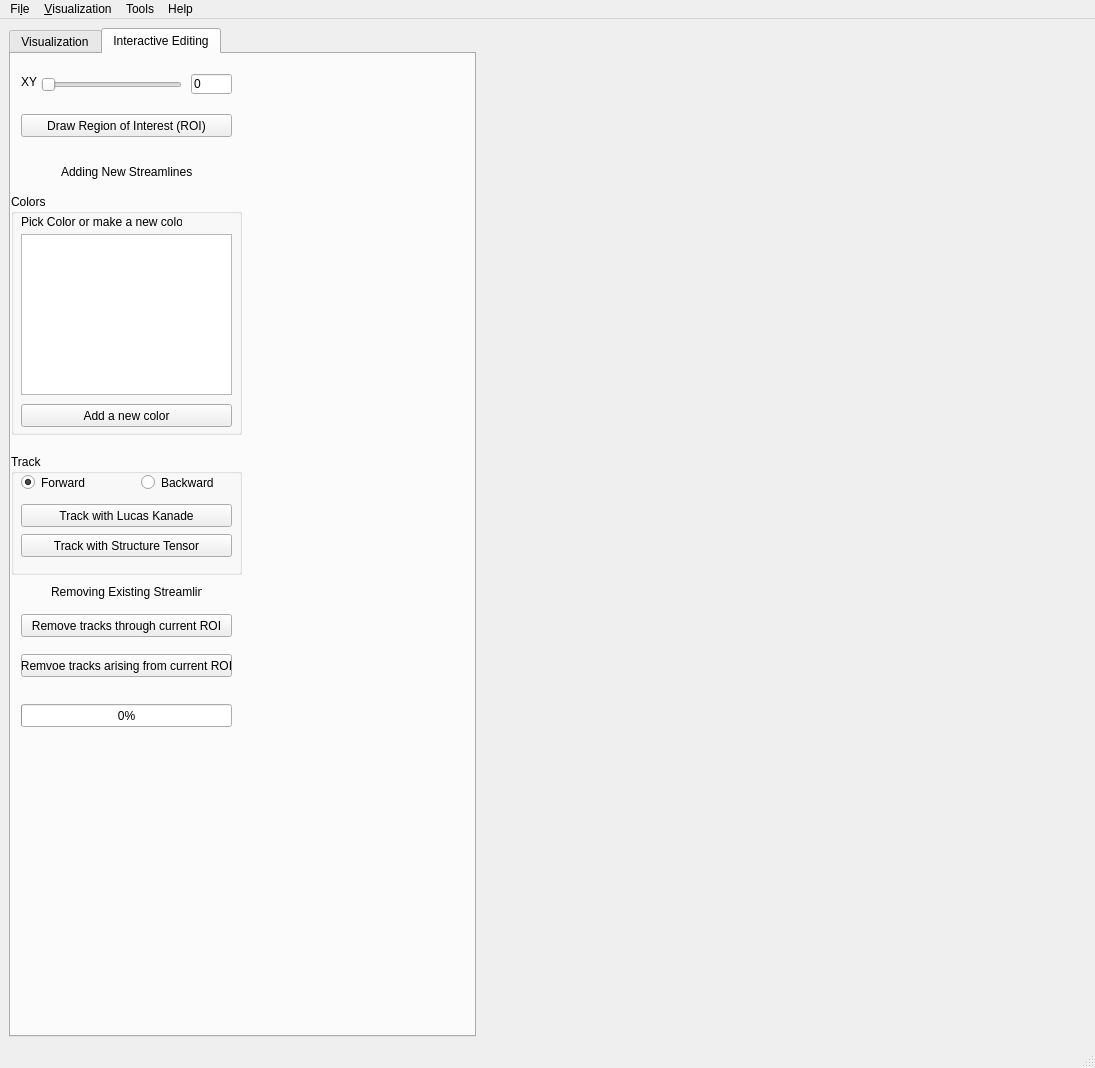
Old version of the form mainwindow.ui in the repository ckolluru/NerveTracker.
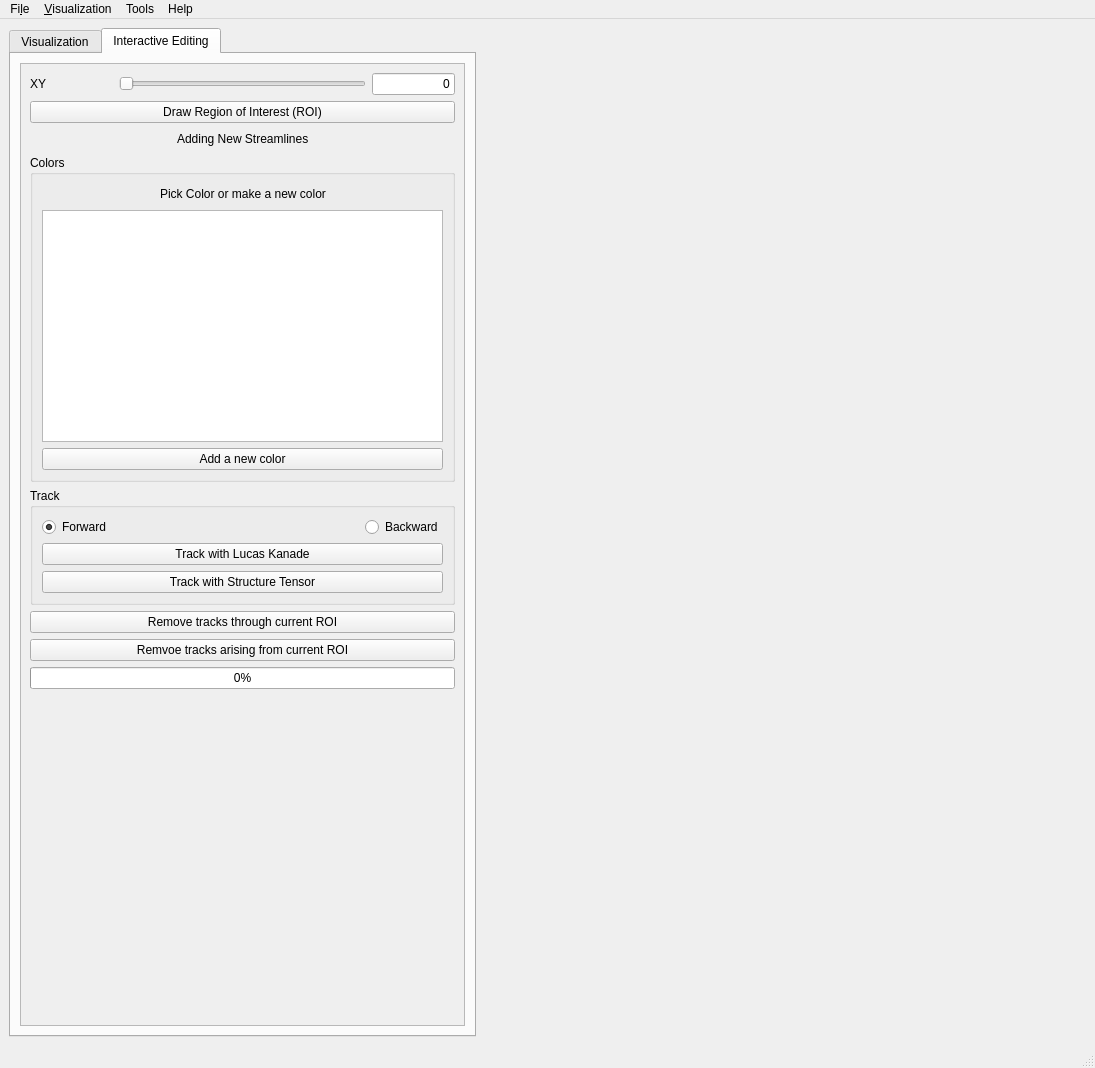
New version of the form. The open tabs and pages were chosen to show the change. Custom widgets are drawn as their Qt base class.

Commit message: More updates to the UI (interactive edit tab).

The edit to the form file:
```diff
--- a/mainwindow.ui
+++ b/mainwindow.ui
@@ -857,41 +857,33 @@
        <attribute name="title">
         <string>Interactive Editing</string>
        </attribute>
-       <widget class="QPushButton" name="drawROIButton">
+       <layout class="QVBoxLayout" name="verticalLayout_3">
+        <item>
+         <widget class="QScrollArea" name="scrollArea_2">
+          <property name="widgetResizable">
+           <bool>true</bool>
+          </property>
+          <widget class="QWidget" name="scrollAreaWidgetContents_2">
         <property name="geometry">
          <rect>
-          <x>10</x>
-          <y>60</y>
-          <width>211</width>
-          <height>23</height>
-         </rect>
-        </property>
-        <property name="text">
-         <string>Draw Region of Interest (ROI)</string>
-        </property>
-       </widget>
+             <x>0</x>
+             <y>0</y>
+             <width>431</width>
+             <height>963</height>
+            </rect>
+           </property>
+           <layout class="QVBoxLayout" name="verticalLayout_26">
+            <item>
+             <layout class="QHBoxLayout" name="horizontalLayout_7" stretch="1,3,1">
+              <item>
        <widget class="QLabel" name="xyLabel2">
-        <property name="geometry">
-         <rect>
-          <x>10</x>
-          <y>20</y>
-          <width>21</width>
-          <height>16</height>
-         </rect>
-        </property>
         <property name="text">
          <string>XY</string>
         </property>
        </widget>
+              </item>
+              <item>
        <widget class="QSlider" name="xySlider2">
-        <property name="geometry">
-         <rect>
-          <x>30</x>
-          <y>20</y>
-          <width>141</width>
-          <height>22</height>
-         </rect>
-        </property>
         <property name="pageStep">
          <number>1</number>
         </property>
@@ -899,204 +891,238 @@
          <enum>Qt::Horizontal</enum>
         </property>
        </widget>
+              </item>
+              <item>
        <widget class="QLineEdit" name="XYSliceEdit2">
-        <property name="geometry">
-         <rect>
-          <x>180</x>
-          <y>20</y>
-          <width>41</width>
-          <height>20</height>
-         </rect>
-        </property>
         <property name="text">
          <string>0</string>
         </property>
+                <property name="alignment">
+                 <set>Qt::AlignRight|Qt::AlignTrailing|Qt::AlignVCenter</set>
+                </property>
         <property name="readOnly">
          <bool>true</bool>
         </property>
        </widget>
+              </item>
+             </layout>
+            </item>
+            <item>
+             <layout class="QVBoxLayout" name="verticalLayout_5">
+              <item>
+               <widget class="QPushButton" name="drawROIButton">
+                <property name="text">
+                 <string>Draw Region of Interest (ROI)</string>
+                </property>
+               </widget>
+              </item>
+              <item>
+               <layout class="QHBoxLayout" name="horizontalLayout_20">
+                <item>
+                 <spacer name="horizontalSpacer_13">
+                  <property name="orientation">
+                   <enum>Qt::Horizontal</enum>
+                  </property>
+                  <property name="sizeHint" stdset="0">
+                   <size>
+                    <width>40</width>
+                    <height>20</height>
+                   </size>
+                  </property>
+                 </spacer>
+                </item>
+                <item>
        <widget class="QLabel" name="addTracksLabel">
-        <property name="geometry">
-         <rect>
-          <x>50</x>
-          <y>110</y>
-          <width>131</width>
-          <height>16</height>
-         </rect>
-        </property>
         <property name="text">
          <string>Adding New Streamlines</string>
         </property>
        </widget>
+                </item>
+                <item>
+                 <spacer name="horizontalSpacer_14">
+                  <property name="orientation">
+                   <enum>Qt::Horizontal</enum>
+                  </property>
+                  <property name="sizeHint" stdset="0">
+                   <size>
+                    <width>40</width>
+                    <height>20</height>
+                   </size>
+                  </property>
+                 </spacer>
+                </item>
+               </layout>
+              </item>
+             </layout>
+            </item>
+            <item>
        <widget class="QGroupBox" name="editingColorsBox">
-        <property name="geometry">
-         <rect>
-          <x>0</x>
-          <y>140</y>
-          <width>231</width>
-          <height>241</height>
-         </rect>
-        </property>
         <property name="title">
          <string>Colors</string>
         </property>
-        <widget class="QListWidget" name="pickColorsListWidget">
-         <property name="geometry">
-          <rect>
-           <x>10</x>
-           <y>40</y>
-           <width>211</width>
-           <height>161</height>
-          </rect>
-         </property>
-        </widget>
+              <layout class="QVBoxLayout" name="verticalLayout_25">
+               <item>
+                <layout class="QVBoxLayout" name="verticalLayout_23">
+                 <item>
+                  <layout class="QHBoxLayout" name="horizontalLayout_21">
+                   <item>
+                    <spacer name="horizontalSpacer_15">
+                     <property name="orientation">
+                      <enum>Qt::Horizontal</enum>
+                     </property>
+                     <property name="sizeHint" stdset="0">
+                      <size>
+                       <width>40</width>
+                       <height>20</height>
+                      </size>
+                     </property>
+                    </spacer>
+                   </item>
+                   <item>
         <widget class="QLabel" name="pickColorLabel">
-         <property name="geometry">
-          <rect>
-           <x>10</x>
-           <y>20</y>
-           <width>161</width>
-           <height>16</height>
-          </rect>
-         </property>
          <property name="text">
           <string>Pick Color or make a new color</string>
          </property>
         </widget>
+                   </item>
+                   <item>
+                    <spacer name="horizontalSpacer_16">
+                     <property name="orientation">
+                      <enum>Qt::Horizontal</enum>
+                     </property>
+                     <property name="sizeHint" stdset="0">
+                      <size>
+                       <width>40</width>
+                       <height>20</height>
+                      </size>
+                     </property>
+                    </spacer>
+                   </item>
+                  </layout>
+                 </item>
+                 <item>
+                  <widget class="QListWidget" name="pickColorsListWidget"/>
+                 </item>
+                 <item>
         <widget class="QPushButton" name="addNewColorButton">
-         <property name="geometry">
-          <rect>
-           <x>10</x>
-           <y>210</y>
-           <width>211</width>
-           <height>23</height>
-          </rect>
-         </property>
          <property name="text">
           <string>Add a new color</string>
          </property>
         </widget>
-       </widget>
+                 </item>
+                </layout>
+               </item>
+              </layout>
+             </widget>
+            </item>
+            <item>
        <widget class="QGroupBox" name="editingTrackBox">
-        <property name="geometry">
-         <rect>
-          <x>0</x>
-          <y>400</y>
-          <width>231</width>
-          <height>121</height>
-         </rect>
-        </property>
         <property name="title">
          <string>Track</string>
         </property>
+              <layout class="QVBoxLayout" name="verticalLayout_24">
+               <item>
+                <layout class="QVBoxLayout" name="verticalLayout_22">
+                 <item>
+                  <layout class="QVBoxLayout" name="verticalLayout_21">
+                   <item>
+                    <layout class="QHBoxLayout" name="horizontalLayout_19">
+                     <item>
+                      <widget class="QRadioButton" name="forwardTrackingButton2">
+                       <property name="text">
+                        <string>Forward</string>
+                       </property>
+                       <property name="checked">
+                        <bool>true</bool>
+                       </property>
+                      </widget>
+                     </item>
+                     <item>
+                      <spacer name="horizontalSpacer_17">
+                       <property name="orientation">
+                        <enum>Qt::Horizontal</enum>
+                       </property>
+                       <property name="sizeHint" stdset="0">
+                        <size>
+                         <width>40</width>
+                         <height>20</height>
+                        </size>
+                       </property>
+                      </spacer>
+                     </item>
+                     <item>
+                      <widget class="QRadioButton" name="backwardTrackingButton2">
+                       <property name="text">
+                        <string>Backward</string>
+                       </property>
+                      </widget>
+                     </item>
+                    </layout>
+                   </item>
+                   <item>
         <widget class="QPushButton" name="trackROI_LKButton">
-         <property name="geometry">
-          <rect>
-           <x>10</x>
-           <y>50</y>
-           <width>211</width>
-           <height>23</height>
-          </rect>
-         </property>
          <property name="text">
           <string>Track with Lucas Kanade</string>
          </property>
         </widget>
+                   </item>
+                   <item>
         <widget class="QPushButton" name="trackROI_STButton">
-         <property name="geometry">
-          <rect>
-           <x>10</x>
-           <y>80</y>
-           <width>211</width>
-           <height>23</height>
-          </rect>
-         </property>
          <property name="text">
           <string>Track with Structure Tensor</string>
          </property>
         </widget>
-        <widget class="QRadioButton" name="forwardTrackingButton2">
-         <property name="geometry">
-          <rect>
-           <x>10</x>
-           <y>20</y>
-           <width>82</width>
-           <height>17</height>
-          </rect>
-         </property>
-         <property name="text">
-          <string>Forward</string>
-         </property>
-         <property name="checked">
-          <bool>true</bool>
-         </property>
-        </widget>
-        <widget class="QRadioButton" name="backwardTrackingButton2">
-         <property name="geometry">
-          <rect>
-           <x>130</x>
-           <y>20</y>
-           <width>82</width>
-           <height>17</height>
-          </rect>
-         </property>
-         <property name="text">
-          <string>Backward</string>
-         </property>
-        </widget>
-       </widget>
-       <widget class="QLabel" name="removeExistingTracksLabel">
-        <property name="geometry">
-         <rect>
-          <x>40</x>
-          <y>530</y>
-          <width>151</width>
-          <height>16</height>
-         </rect>
-        </property>
-        <property name="text">
-         <string>Removing Existing Streamlines</string>
-        </property>
-       </widget>
+                   </item>
+                  </layout>
+                 </item>
+                </layout>
+               </item>
+              </layout>
+             </widget>
+            </item>
+            <item>
+             <layout class="QVBoxLayout" name="verticalLayout_11">
+              <item>
        <widget class="QPushButton" name="removeTracksThroughCurrentROIButton">
-        <property name="geometry">
-         <rect>
-          <x>10</x>
-          <y>560</y>
-          <width>211</width>
-          <height>23</height>
-         </rect>
-        </property>
         <property name="text">
          <string>Remove tracks through current ROI</string>
         </property>
        </widget>
+              </item>
+              <item>
        <widget class="QPushButton" name="removeTracksFromCurrentROIButton">
-        <property name="geometry">
-         <rect>
-          <x>10</x>
-          <y>600</y>
-          <width>211</width>
-          <height>23</height>
-         </rect>
-        </property>
         <property name="text">
          <string>Remvoe tracks arising from current ROI</string>
         </property>
        </widget>
+              </item>
+              <item>
        <widget class="QProgressBar" name="progressBar2">
-        <property name="geometry">
-         <rect>
-          <x>10</x>
-          <y>650</y>
-          <width>211</width>
-          <height>23</height>
-         </rect>
-        </property>
         <property name="value">
          <number>0</number>
         </property>
        </widget>
+              </item>
+             </layout>
+            </item>
+            <item>
+             <spacer name="verticalSpacer_2">
+              <property name="orientation">
+               <enum>Qt::Vertical</enum>
+              </property>
+              <property name="sizeHint" stdset="0">
+               <size>
+                <width>20</width>
+                <height>40</height>
+               </size>
+              </property>
+             </spacer>
+            </item>
+           </layout>
+          </widget>
+         </widget>
+        </item>
+       </layout>
       </widget>
      </widget>
     </item>
```
Left out of the diff: 2 changed lines with no effect on the pictures. Lines whose indentation alone changed are shown as unchanged.
